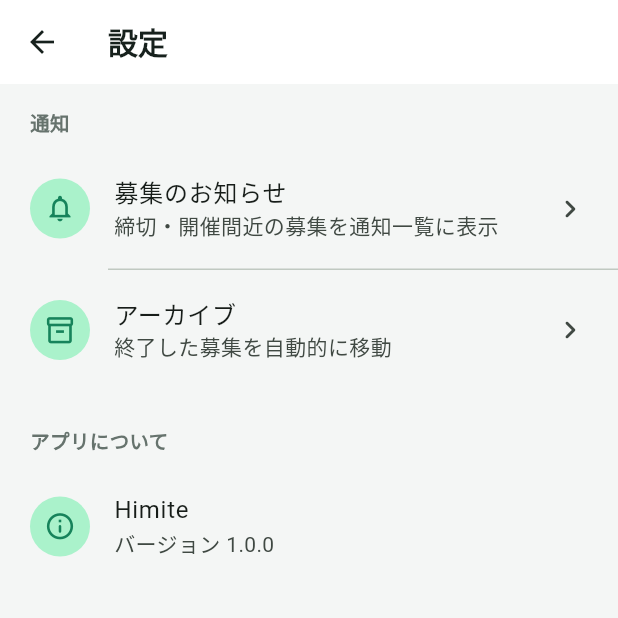
After one commit to KabutoEbi/Himite, a Flutter app: the screen it shows after launch, after a tap on the "settings" icon, on a phone screen of 412 x 824 dp, the top half of it. The commit adds this screen. Run offline on Flutter 3.47's test engine with Material 3 defaults, Android fonts, the phone set to English and light mode, and no system bars; our stand-ins replace hive_ce_flutter; accounts and stored records are empty.

Commit message:
設定画面を実装

```diff
--- a/lib/screens/main_screen.dart
+++ b/lib/screens/main_screen.dart
@@ -8,6 +8,7 @@ import 'archive_screen.dart';
 import 'create_post_screen.dart';
 import 'notification_screen.dart';
 import 'post_detail_screen.dart';
+import 'settings_screen.dart';
 
 enum PostFilter { joining }
 
@@ -76,10 +77,20 @@ class _MainScreenState extends State<MainScreen> {
 
     return Scaffold(
       appBar: AppBar(
-        leading: IconButton(
-          tooltip: '募集を作成',
-          onPressed: _openCreatePost,
-          icon: const Icon(Icons.add_rounded),
+        leadingWidth: 104,
+        leading: Row(
+          children: [
+            IconButton(
+              tooltip: '設定',
+              onPressed: _openSettings,
+              icon: const Icon(Icons.settings_outlined),
+            ),
+            IconButton(
+              tooltip: '募集を作成',
+              onPressed: _openCreatePost,
+              icon: const Icon(Icons.add_rounded),
+            ),
+          ],
         ),
         title: const Text('Himite'),
         centerTitle: true,
@@ -316,6 +327,12 @@ class _MainScreenState extends State<MainScreen> {
     if (result == null || !mounted) return;
     widget.onAddPost(result);
     _showSnackBar('募集を作成しました');
+  }
+
+  Future<void> _openSettings() {
+    return Navigator.of(
+      context,
+    ).push<void>(MaterialPageRoute(builder: (_) => const SettingsScreen()));
   }
 
   Future<void> _openArchive() {
--- /dev/null
+++ b/lib/screens/settings_screen.dart
@@ -0,0 +1,117 @@
+import 'package:flutter/material.dart';
+
+class SettingsScreen extends StatelessWidget {
+  const SettingsScreen({super.key});
+
+  @override
+  Widget build(BuildContext context) {
+    return Scaffold(
+      appBar: AppBar(title: const Text('設定')),
+      body: ListView(
+        padding: const EdgeInsets.symmetric(vertical: 16),
+        children: [
+          const _SectionLabel('通知'),
+          _SettingsTile(
+            icon: Icons.notifications_outlined,
+            title: '募集のお知らせ',
+            subtitle: '締切・開催間近の募集を通知一覧に表示',
+            onTap: () => _showInfo(
+              context,
+              title: '募集のお知らせ',
+              message: '締切や開催まで24時間以内の募集が通知一覧に表示されます。',
+            ),
+          ),
+          const Divider(height: 1, indent: 72),
+          _SettingsTile(
+            icon: Icons.inventory_2_outlined,
+            title: 'アーカイブ',
+            subtitle: '終了した募集を自動的に移動',
+            onTap: () => _showInfo(
+              context,
+              title: 'アーカイブ',
+              message: '締切または手動で終了した募集は、自動的にアーカイブへ移動します。',
+            ),
+          ),
+          const SizedBox(height: 24),
+          const _SectionLabel('アプリについて'),
+          const _SettingsTile(
+            icon: Icons.info_outline_rounded,
+            title: 'Himite',
+            subtitle: 'バージョン 1.0.0',
+          ),
+        ],
+      ),
+    );
+  }
+
+  Future<void> _showInfo(
+    BuildContext context, {
+    required String title,
+    required String message,
+  }) {
+    return showDialog<void>(
+      context: context,
+      builder: (context) => AlertDialog(
+        title: Text(title),
+        content: Text(message),
+        actions: [
+          TextButton(
+            onPressed: () => Navigator.of(context).pop(),
+            child: const Text('閉じる'),
+          ),
+        ],
+      ),
+    );
+  }
+}
+
+class _SectionLabel extends StatelessWidget {
+  final String text;
+
+  const _SectionLabel(this.text);
+
+  @override
+  Widget build(BuildContext context) {
+    return Padding(
+      padding: const EdgeInsets.fromLTRB(20, 0, 20, 8),
+      child: Text(
+        text,
+        style: const TextStyle(
+          color: Color(0xFF66736D),
+          fontSize: 13,
+          fontWeight: FontWeight.w700,
+        ),
+      ),
+    );
+  }
+}
+
+class _SettingsTile extends StatelessWidget {
+  final IconData icon;
+  final String title;
+  final String subtitle;
+  final VoidCallback? onTap;
+
+  const _SettingsTile({
+    required this.icon,
+    required this.title,
+    required this.subtitle,
+    this.onTap,
+  });
+
+  @override
+  Widget build(BuildContext context) {
+    return ListTile(
+      contentPadding: const EdgeInsets.symmetric(horizontal: 20, vertical: 4),
+      leading: CircleAvatar(
+        backgroundColor: Theme.of(context).colorScheme.primaryContainer,
+        foregroundColor: Theme.of(context).colorScheme.primary,
+        child: Icon(icon, size: 21),
+      ),
+      title: Text(title),
+      subtitle: Text(subtitle),
+      trailing: onTap == null ? null : const Icon(Icons.chevron_right_rounded),
+      onTap: onTap,
+    );
+  }
+}
```
Also changed, not shown: 1 other file.
